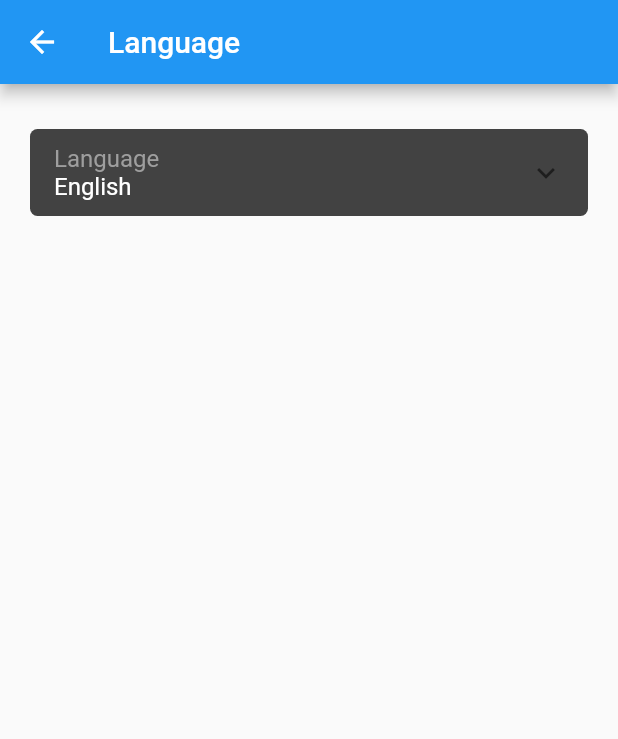
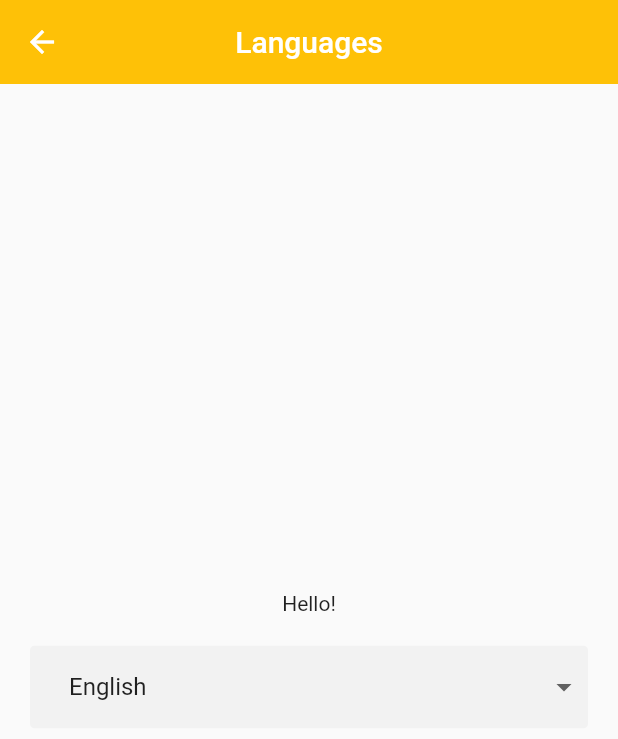
Before and after one commit to rushit5560/Auro_Sports_Project, a Flutter app: the LanguageScreen screen opened directly, on a phone screen of 412 x 824 dp. Shown: the top 739 px of the screen. Run offline on Flutter 3.47's test engine with Material 2 defaults, Android fonts, the phone set to English and light mode, and no system bars; our stand-ins replace carousel_slider, easy_localization, flutter_html, flutter_rating_bar, get, shared_preferences and 3 more; missing offline and left inert: flutter_web_browser; accounts and stored records are empty; Roboto replaces fonts that are missing (Ubuntu).

Commit message:
multiple language

```diff
--- a/auro_sports_app/lib/main.dart
+++ b/auro_sports_app/lib/main.dart
@@ -1,12 +1,13 @@
+import 'package:auro_sports_app/pages/language/localization_service.dart';
 import 'package:auro_sports_app/pages/splash_screen/splash_screen.dart';
 import 'package:easy_localization/easy_localization.dart';
 import 'package:flutter/material.dart';
 import 'package:get/get.dart';
 
 
-void main() async{
-  //runApp(MyApp());
-  Get.testMode = true;
+void main(){
+  runApp(MyApp());
+  /*Get.testMode = true;
   WidgetsFlutterBinding.ensureInitialized();
   await EasyLocalization.ensureInitialized();
   runApp(EasyLocalization(
@@ -20,7 +21,7 @@ void main() async{
       ],
       path: 'assets/translations',
       fallbackLocale: Locale('en', ''),
-      child: MyApp()));
+      child: MyApp()));*/
 }
 
 // class MyApp extends StatefulWidget {
@@ -35,7 +36,7 @@ class MyApp extends StatelessWidget {
 
   @override
   Widget build(BuildContext context) {
-    return MaterialApp(
+    return GetMaterialApp(
       //navigatorKey: navigatorKey,
       title: "Auro Sports App",
       debugShowCheckedModeBanner: false,
@@ -51,12 +52,15 @@ class MyApp extends StatelessWidget {
         const Locale('ar', ''),
         const Locale('hi', ''),
       ],*/
-      localizationsDelegates: context.localizationDelegates,
+      /*localizationsDelegates: context.localizationDelegates,
        supportedLocales: context.supportedLocales,
-       locale: context.locale,
+       locale: context.locale,*/
       /*getPages: [
         GetPage(name: '/', page: () => SplashScreen()),
       ],*/
+      locale: LocalizationService.locale,
+      fallbackLocale: LocalizationService.fallbackLocale,
+      translations: LocalizationService(),
       home: SplashScreen(),
     );
   }
--- a/auro_sports_app/lib/pages/language/language_screen.dart
+++ b/auro_sports_app/lib/pages/language/language_screen.dart
@@ -2,8 +2,10 @@ import 'package:auro_sports_app/common/app_local_key.dart';
 import 'package:auro_sports_app/common/common_function.dart';
 import 'package:auro_sports_app/common/custom_color.dart';
 import 'package:auro_sports_app/common/shared_preference.dart';
+import 'package:auro_sports_app/pages/language/localization_service.dart';
 import 'package:flutter/material.dart';
-import 'package:easy_localization/easy_localization.dart';
+import 'package:get/get.dart';
+//import 'package:easy_localization/easy_localization.dart';
 
 class LanguageScreen extends StatefulWidget {
   String gotoNext;
@@ -16,7 +18,7 @@ class LanguageScreen extends StatefulWidget {
 
 class _LanguageScreenState extends State<LanguageScreen> {
 
-  Language ? lan;
+  /*Language ? lan;
 
   @override
   void initState() {
@@ -145,6 +147,63 @@ class _LanguageScreenState extends State<LanguageScreen> {
         ),
       ),
     );
+  }*/
+
+
+  String _selectedLang = LocalizationService.langs.first;
+
+  @override
+  Widget build(BuildContext context) {
+    return Scaffold(
+      appBar: AppBar(
+        title: Text('Languages'.tr),
+        centerTitle: true,
+        backgroundColor: CustomColor.kOrangeColor,
+        elevation: 0,
+      ),
+      body: Center(
+        child: Column(
+          mainAxisSize: MainAxisSize.min,
+          children: [
+            Text('hello'.tr),
+            SizedBox(height: 20),
+            Container(
+              padding: const EdgeInsets.only(left: 10),
+              margin: EdgeInsets.only(left: 20, right: 20),
+              height: 55,  //gives the height of the dropdown button
+              width: MediaQuery.of(context).size.width, //gives the width of the dropdown button
+              decoration: BoxDecoration(
+                  borderRadius: BorderRadius.all(Radius.circular(3)),
+                  color: Color(0xFFF2F2F2)
+              ),
+              child: Theme(
+                data: Theme.of(context).copyWith(
+                    canvasColor: Colors.grey.shade100, // background color for the dropdown items
+                    buttonTheme: ButtonTheme.of(context).copyWith(
+                      alignedDropdown: true,  //If false (the default), then the dropdown's menu will be wider than its button.
+                    )
+                ),
+                child: DropdownButtonHideUnderline(
+                  child: DropdownButton(
+                    icon: Icon(Icons.arrow_drop_down),
+                    value: _selectedLang,
+                    items: LocalizationService.langs.map((String lang) {
+                      return DropdownMenuItem(value: lang, child: Text(lang));
+                    }).toList(),
+                    onChanged: (String ? value) {
+                      // updates dropdown selected value
+                      setState(() => _selectedLang = value!);
+                      // gets language and changes the locale
+                      LocalizationService().changeLocale(value!);
+                    },
+                  ),
+                ),
+              ),
+            ),
+          ],
+        ),
+      ),
+    );
   }
 }
 
--- /dev/null
+++ b/auro_sports_app/lib/pages/language/languages/en_us.dart
@@ -0,0 +1,4 @@
+// English Translations
+const Map<String, String> enUS = {
+  'hello': 'Hello!',
+};
--- /dev/null
+++ b/auro_sports_app/lib/pages/language/languages/ja_jp.dart
@@ -0,0 +1,4 @@
+// Japanese Translations
+const Map<String, String> jaJP = {
+  'hello': '今日は!',
+};
--- /dev/null
+++ b/auro_sports_app/lib/pages/language/languages/tr_tr.dart
@@ -0,0 +1,4 @@
+// Turkish Translations
+const Map<String, String> trTR = {
+  'hello': 'Merhaba!',
+};
--- /dev/null
+++ b/auro_sports_app/lib/pages/language/localization_service.dart
@@ -0,0 +1,53 @@
+import 'dart:ui';
+
+import 'package:auro_sports_app/pages/language/languages/en_us.dart';
+import 'package:auro_sports_app/pages/language/languages/ja_jp.dart';
+import 'package:auro_sports_app/pages/language/languages/tr_tr.dart';
+import 'package:get/get.dart';
+
+class LocalizationService extends Translations {
+  // Default locale
+  static final locale = Locale('en', 'US');
+
+  // fallbackLocale saves the day when the locale gets in trouble
+  static final fallbackLocale = Locale('tr', 'TR');
+
+  // Supported languages
+  // Needs to be same order with locales
+  static final langs = [
+    'English',
+    'Türkçe',
+    '日本語',
+  ];
+
+  // Supported locales
+  // Needs to be same order with langs
+  static final locales = [
+    Locale('en', 'US'),
+    Locale('tr', 'TR'),
+    Locale('ja', 'JP'),
+  ];
+
+  // Keys and their translations
+  // Translations are separated maps in `lang` file
+  @override
+  Map<String, Map<String, String>> get keys => {
+    'en_US': enUS,
+    'tr_TR': trTR,
+    'ja_JP': jaJP,
+  };
+
+  // Gets locale from language, and updates the locale
+  void changeLocale(String lang) {
+    final locale = _getLocaleFromLanguage(lang);
+    Get.updateLocale(locale!);
+  }
+
+  // Finds language in `langs` list and returns it as Locale
+  Locale? _getLocaleFromLanguage(String lang) {
+    for (int i = 0; i < langs.length; i++) {
+      if (lang == langs[i]) return locales[i];
+    }
+    return Get.locale;
+  }
+}
--- a/auro_sports_app/lib/pages/settings_page/settings_page.dart
+++ b/auro_sports_app/lib/pages/settings_page/settings_page.dart
@@ -255,6 +255,7 @@ class _SettingsPageState extends State<SettingsPage> {
             );
           },
           child: Container(
+            padding: const EdgeInsets.only(right: 15, top: 10, bottom: 10),
             decoration: BoxDecoration(borderRadius: BorderRadius.circular(20)),
             child: Row(
               mainAxisAlignment: MainAxisAlignment.spaceBetween,
@@ -262,7 +263,7 @@ class _SettingsPageState extends State<SettingsPage> {
                 Padding(
                   padding: const EdgeInsets.only(left: 10),
                   child: Text(
-                    getTranslateVal(AppLocalKey.up_lan_language),
+                    'Languages',
                     style: TextStyle(
                       color: Colors.black,
                       fontWeight: FontWeight.bold,
--- a/auro_sports_app/pubspec.yaml
+++ b/auro_sports_app/pubspec.yaml
@@ -40,8 +40,6 @@ dependencies:
   flutter_web_browser: ^0.15.0
   shimmer: ^2.0.0
   easy_localization: ^3.0.0
-  flutter_localizations:
-    sdk: flutter
 
 
 dev_dependencies:
```
Also changed, not shown: auro_sports_app/pubspec.lock.
